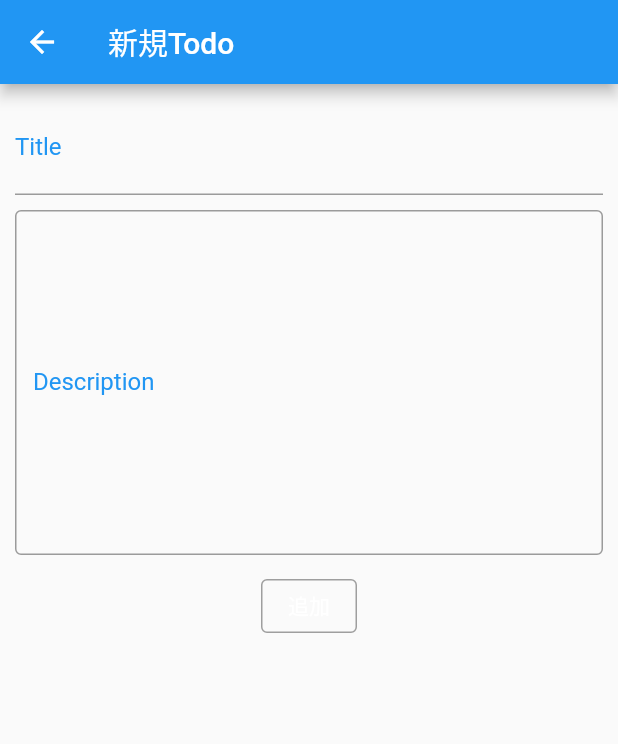
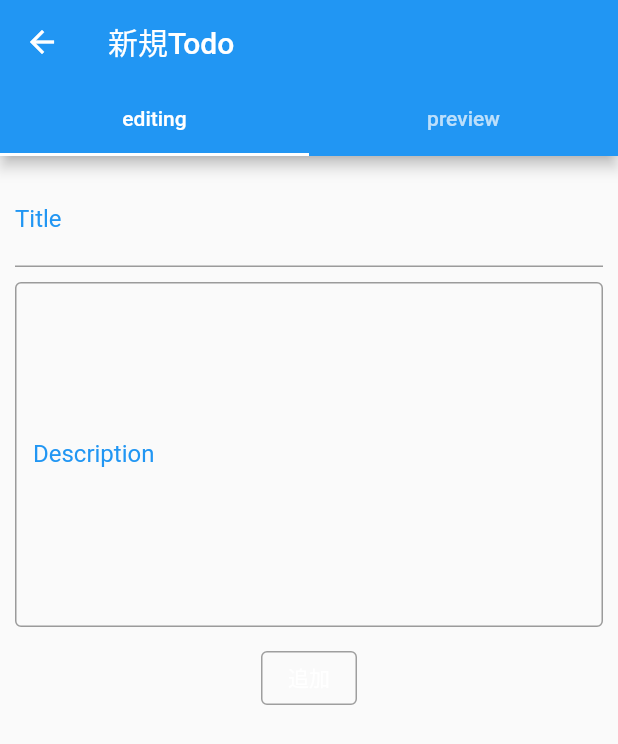
Before and after one commit to HajimexxxNakagawa/flutter-simple-todo-app, a Flutter app: the AddPage screen opened directly, on a phone screen of 412 x 824 dp. Shown: the top 744 px of the screen. Run offline on Flutter 3.47's test engine with Material 2 defaults, Android fonts, the phone set to English and light mode, and no system bars; our stand-ins replace cloud_firestore, firebase_core, flutter_markdown; accounts and stored records are empty.

Commit message:
add markdown and preview

```diff
--- a/lib/add/add_page.dart
+++ b/lib/add/add_page.dart
@@ -1,17 +1,38 @@
 import 'package:flutter/material.dart';
+import 'package:flutter_markdown/flutter_markdown.dart';
 import 'package:hello_world/add/add_model.dart';
 import 'package:provider/provider.dart';
 
-class AddPage extends StatelessWidget {
+class AddPage extends StatefulWidget {
+  @override
+  _AddPageState createState() => _AddPageState();
+}
+
+class _AddPageState extends State<AddPage> {
+  String title = '';
+  String description = '';
   @override
   Widget build(BuildContext context) {
     return ChangeNotifierProvider<AddModel>(
       create: (_) => AddModel(),
+      child: DefaultTabController(
+        length: 2,
         child: Scaffold(
             appBar: AppBar(
               title: Text("新規Todo"),
+              bottom: const TabBar(
+                tabs: [
+                  Tab(
+                    child: Text('editing'),
                   ),
-          body: Consumer<AddModel>(
+                  Tab(
+                    child: Text('preview'),
+                  ),
+                ],
+              ),
+            ),
+            body: TabBarView(children: <Widget>[
+              Consumer<AddModel>(
                 builder: (context, model, child) {
                   return Container(
                     padding: EdgeInsets.all(10),
@@ -23,27 +44,38 @@ class AddPage extends StatelessWidget {
                               focusedBorder: OutlineInputBorder(
                                   borderSide: BorderSide(
                                       color: Theme.of(context).accentColor)),
-                          labelStyle:
-                              TextStyle(color: Theme.of(context).accentColor),
+                              labelStyle: TextStyle(
+                                  color: Theme.of(context).accentColor),
                               labelText: "Title",
                               hintText: "洗濯物を干す"),
-                      onChanged: (text) => {model.title = text},
+                          onChanged: (text) => {
+                            model.title = text,
+                            setState(() {
+                              title = text;
+                            })
+                          },
                         ),
                       ),
                       Container(
                         height: 240,
                         child: TextField(
+                          keyboardType: TextInputType.multiline,
                           maxLines: 10,
                           decoration: InputDecoration(
-                          labelStyle:
-                              TextStyle(color: Theme.of(context).accentColor),
+                              labelStyle: TextStyle(
+                                  color: Theme.of(context).accentColor),
                               focusedBorder: OutlineInputBorder(
                                   borderSide: BorderSide(
                                       color: Theme.of(context).accentColor)),
                               border: OutlineInputBorder(),
                               labelText: "Description",
                               hintText: "3日分の洗濯物を片付けるぞー！"),
-                      onChanged: (text) => {model.description = text},
+                          onChanged: (text) => {
+                            model.description = text,
+                            setState(() {
+                              description = text;
+                            })
+                          },
                         ),
                       ),
                       OutlinedButton(
@@ -62,7 +94,30 @@ class AddPage extends StatelessWidget {
                     ]),
                   );
                 },
-          )),
+              ),
+              Column(
+                children: [
+                  CheckboxListTile(
+                      title: Text(
+                        title,
+                        style: TextStyle(
+                          fontWeight: FontWeight.bold,
+                          fontSize: 20,
+                          color: Theme.of(context).colorScheme.onPrimary,
+                        ),
+                      ),
+                      value: false,
+                      onChanged: (bool? value) {}),
+                  Container(
+                      padding: EdgeInsets.all(20),
+                      width: double.infinity,
+                      child: MarkdownBody(
+                        data: description,
+                      ))
+                ],
+              )
+            ])),
+      ),
     );
   }
 }
--- a/pubspec.yaml
+++ b/pubspec.yaml
@@ -16,6 +16,7 @@ dependencies:
   provider: ^5.0.0
   flutter_riverpod: ^0.14.0+3
   cupertino_icons: ^1.0.2
+  flutter_markdown: ^0.6.2
 
 dev_dependencies:
   flutter_test:
```
Also changed, not shown: lib/todolist.dart (+6 -7 lines), pubspec.lock. Lines whose indentation alone changed are shown as unchanged.
